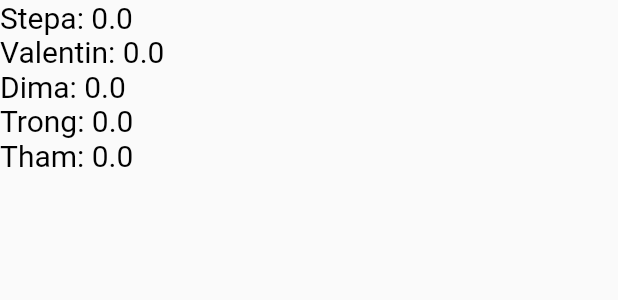
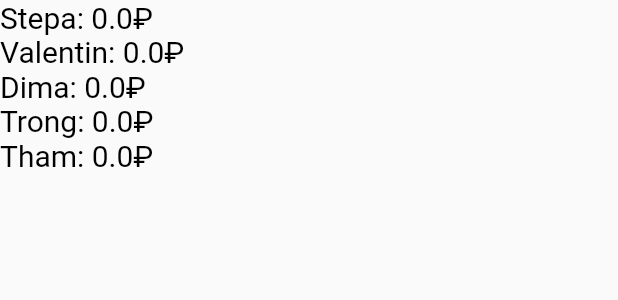
Before and after one commit to zZzwat4er/CheckParser, a Flutter app: the DebtsList widget shown alone on an empty page, opened directly with empty values, on a phone screen of 412 x 824 dp. Shown: the top 300 px of the screen. Run offline on Flutter 3.47's test engine with Material 2 defaults, Android fonts, the phone set to English and light mode, and no system bars; our stand-ins replace dio, flutter_hooks, flutter_riverpod, freezed_annotation, go_router, hive and 3 more; accounts and stored records are empty.

Commit message:
Remove useless text from title and add Rub sign to prices

```diff
--- /dev/null
+++ b/lib/domain/extentions/int_extentions.dart
@@ -0,0 +1,3 @@
+extension IntExtention on int {
+  String get toRub => '${this / 100}₽';
+}
--- /dev/null
+++ b/lib/domain/extentions/string_extentions.dart
@@ -0,0 +1,5 @@
+extension StringExtention on String{
+  static final RegExp nameRegExp = RegExp(r'"(.*?)"');
+
+  String get name => nameRegExp.stringMatch(this) ?? '';
+}
--- a/lib/ui/check_parser/widget/item.dart
+++ b/lib/ui/check_parser/widget/item.dart
@@ -20,7 +20,7 @@ class _ItemTile extends StatelessWidget {
               ),
               if (item.price != null && item.quantity != null)
                 Text(
-                  '${item.price! / 100 }x${item.quantity}',
+                  '${item.price!.toRub}x${item.quantity}',
                   style: const TextStyle(fontSize: 14, color: Colors.grey),
                 ),
             ],
@@ -28,7 +28,7 @@ class _ItemTile extends StatelessWidget {
         ),
         const SizedBox(width: 20),
         Text(
-          '${item.sum / 100}',
+          item.sum.toRub,
           style: const TextStyle(fontSize: 16, color: Colors.black),
         ),
       ],
--- a/lib/ui/item_resolver/widgets/item.dart
+++ b/lib/ui/item_resolver/widgets/item.dart
@@ -1,3 +1,4 @@
+import 'package:check_parser/domain/extentions/int_extentions.dart';
 import 'package:flutter/material.dart';
 
 import '../../../data/models/item/server_item.dart';
@@ -20,7 +21,7 @@ class ItemWidget extends StatelessWidget {
         ),
         const SizedBox(height: 8),
         Text(
-          '${item.sum / 100}',
+          item.sum.toRub,
           style: const TextStyle(
             fontSize: 20,
             color: Colors.black,
--- a/lib/ui/main/widget/debts_list.dart
+++ b/lib/ui/main/widget/debts_list.dart
@@ -1,3 +1,4 @@
+import 'package:check_parser/domain/extentions/int_extentions.dart';
 import 'package:flutter/material.dart';
 
 import '../../../data/models/debts/debts.dart';
@@ -14,46 +15,46 @@ class DebtsList extends StatelessWidget {
       children: [
         RichText(
           text: TextSpan(
-            style: TextStyle(fontSize: 20, color: Colors.black),
+            style: const TextStyle(fontSize: 20, color: Colors.black),
             children: [
-              TextSpan(text: 'Stepa: '),
-              TextSpan(text: '${debts.stepa / 100}'),
+              const TextSpan(text: 'Stepa: '),
+              TextSpan(text: debts.stepa.toRub),
             ],
           ),
         ),
         RichText(
           text: TextSpan(
-            style: TextStyle(fontSize: 20, color: Colors.black),
+            style: const TextStyle(fontSize: 20, color: Colors.black),
             children: [
-              TextSpan(text: 'Valentin: '),
-              TextSpan(text: '${debts.valentin / 100}'),
+              const TextSpan(text: 'Valentin: '),
+              TextSpan(text: debts.valentin.toRub),
             ],
           ),
         ),
         RichText(
           text: TextSpan(
-            style: TextStyle(fontSize: 20, color: Colors.black),
+            style: const TextStyle(fontSize: 20, color: Colors.black),
             children: [
-              TextSpan(text: 'Dima: '),
-              TextSpan(text: '${debts.dima / 100}'),
+              const TextSpan(text: 'Dima: '),
+              TextSpan(text: debts.dima.toRub),
             ],
           ),
         ),
         RichText(
           text: TextSpan(
-            style: TextStyle(fontSize: 20, color: Colors.black),
+            style: const TextStyle(fontSize: 20, color: Colors.black),
             children: [
-              TextSpan(text: 'Trong: '),
-              TextSpan(text: '${debts.trong / 100}'),
+              const TextSpan(text: 'Trong: '),
+              TextSpan(text: debts.trong.toRub),
             ],
           ),
         ),
         RichText(
           text: TextSpan(
-            style: TextStyle(fontSize: 20, color: Colors.black),
+            style: const TextStyle(fontSize: 20, color: Colors.black),
             children: [
-              TextSpan(text: 'Tham: '),
-              TextSpan(text: '${debts.tham / 100}'),
+              const TextSpan(text: 'Tham: '),
+              TextSpan(text: debts.tham.toRub),
             ],
           ),
         ),
--- a/lib/ui/main/widget/item_list.dart
+++ b/lib/ui/main/widget/item_list.dart
@@ -1,4 +1,5 @@
 import 'package:check_parser/data/models/item/server_item.dart';
+import 'package:check_parser/domain/extentions/int_extentions.dart';
 import 'package:flutter/widgets.dart';
 
 class ItemList extends StatelessWidget {
@@ -18,7 +19,7 @@ class ItemList extends StatelessWidget {
         children: [
           Flexible(child: Text(items[index].name)),
           const SizedBox(width: 10),
-          Text('${items[index].sum / 100}'),
+          Text(items[index].sum.toRub),
         ],
       ),
     );
```
Also changed, not shown: lib/ui/check_parser/widget/check.dart (+18 -6 lines).
